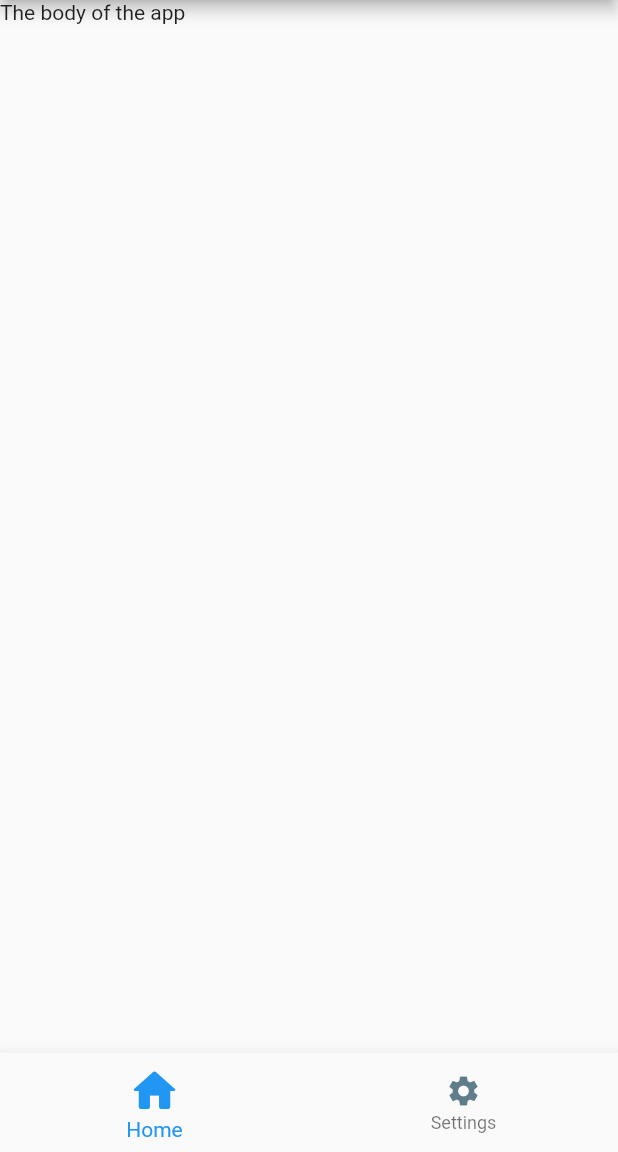
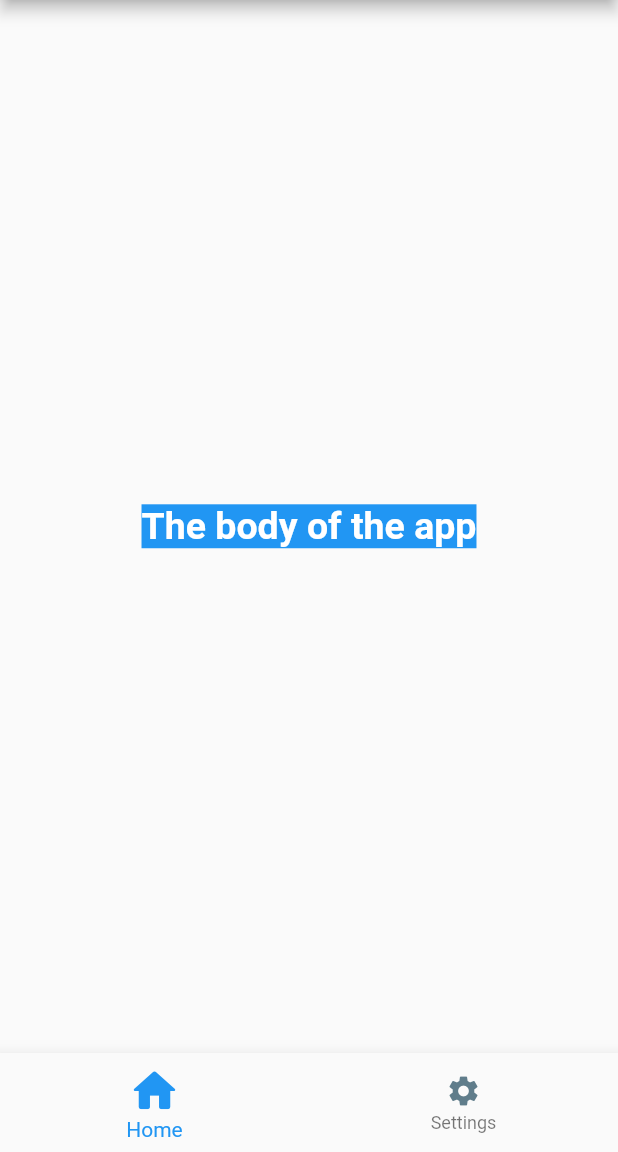
Before and after one commit to eduVieiraAF/flutter_essentials, a Flutter app: the screen it shows after launch, on a phone screen of 412 x 824 dp, the part 84-1236 px from its top. Run offline on Flutter 3.47's test engine with Material 2 defaults, Android fonts, the phone set to English and light mode, and no system bars.

Commit message:
Placing text in center
How to place the text in the middle of my app

```diff
--- a/lib/main.dart
+++ b/lib/main.dart
@@ -15,7 +15,17 @@ class MyApp extends StatelessWidget {
         appBar: AppBar(
           title: const Text("Flutter essentials → App Title "),
         ),
-        body: const Text("The body of the app"),
+        body: const Center(
+          child: Text(
+            "The body of the app",
+            style: TextStyle(
+              color: Colors.white,
+              fontSize: 25,
+              fontWeight: FontWeight.bold,
+              backgroundColor: Colors.blue,
+            ),
+          ),
+        ),
         bottomNavigationBar: BottomNavigationBar(items: const [
           BottomNavigationBarItem(
               icon: Icon(
```
